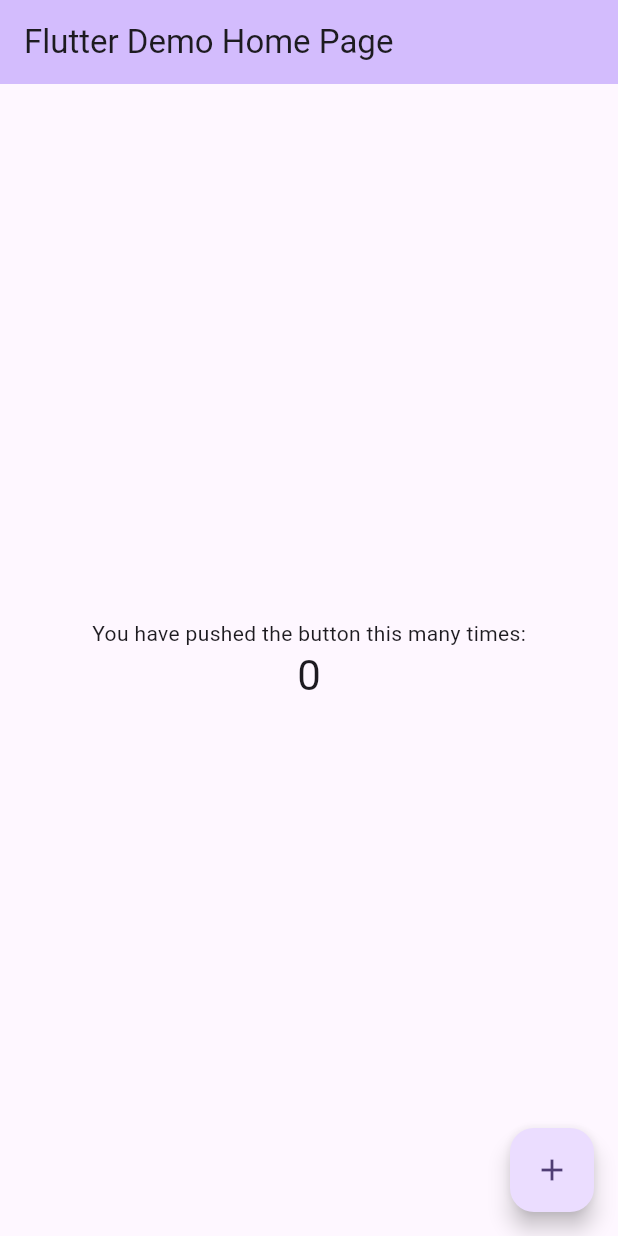
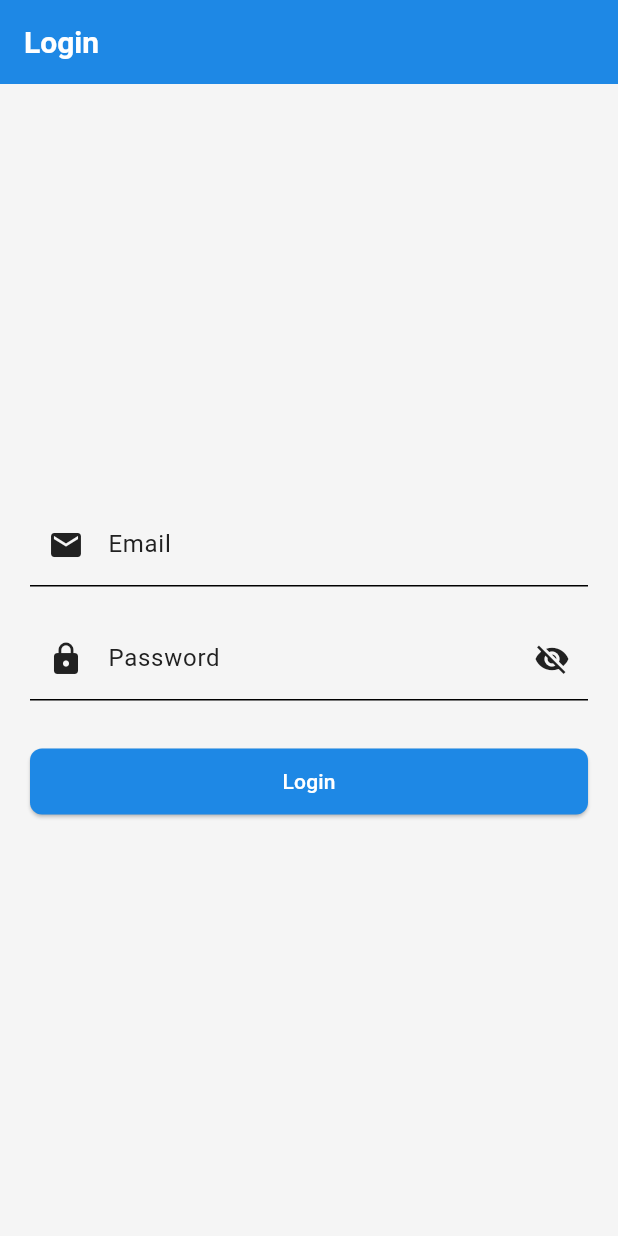
Before and after one commit to stibinottathai/Mobile-shop-management-system, a Flutter app: the screen it shows after launch, on a phone screen of 412 x 824 dp. Run offline on Flutter 3.47's test engine with Material 3 defaults, Android fonts, the phone set to English and light mode, and no system bars.

Commit message:
added sample login screen and implemented provider set up

```diff
--- a/lib/controllers/controllers.dart
+++ b/lib/controllers/controllers.dart
@@ -0,0 +1,21 @@
+import 'package:flutter/material.dart';
+
+class LoginNotifier extends ChangeNotifier {
+  bool _isLoading = false;
+
+  bool get isLoading => _isLoading;
+
+  Future<void> login(String email, String password) async {
+    _isLoading = true;
+    notifyListeners();
+
+    // Simulate API call
+    await Future.delayed(const Duration(seconds: 2));
+
+    _isLoading = false;
+    notifyListeners();
+
+    // You can add real authentication here
+    debugPrint('Logged in with $email / $password');
+  }
+}
--- /dev/null
+++ b/lib/core/colors.dart
@@ -0,0 +1,13 @@
+import 'dart:ui';
+
+import 'package:flutter/material.dart';
+
+class AppColors {
+  static const Color primary = Color(0xFF1E88E5); // Blue
+  static const Color secondary = Color(0xFF43A047); // Green
+  static const Color background = Color(0xFFF5F5F5); // Light Grey
+  static const Color surface = Colors.white;
+  static const Color error = Color(0xFFE53935); // Red
+  static const Color textPrimary = Color(0xFF212121); // Dark Text
+  static const Color textSecondary = Color(0xFF757575); // Grey Text
+}
--- /dev/null
+++ b/lib/core/provider_list.dart
@@ -0,0 +1,7 @@
+import 'package:mobile_shop_management_system/controllers/controllers.dart';
+import 'package:provider/provider.dart';
+import 'package:provider/single_child_widget.dart';
+
+final List<SingleChildWidget> appProviders = [
+  ChangeNotifierProvider(create: (_) => LoginNotifier()),
+];
--- /dev/null
+++ b/lib/core/theme.dart
@@ -0,0 +1,38 @@
+import 'package:flutter/material.dart';
+import 'colors.dart';
+
+class AppTheme {
+  static ThemeData lightTheme = ThemeData(
+    brightness: Brightness.light,
+    primaryColor: AppColors.primary,
+    scaffoldBackgroundColor: AppColors.background,
+    appBarTheme: AppBarTheme(
+      backgroundColor: AppColors.primary,
+      foregroundColor: Colors.white,
+      elevation: 0,
+    ),
+    colorScheme: ColorScheme.light(
+      primary: AppColors.primary,
+      secondary: AppColors.secondary,
+      surface: AppColors.surface,
+      error: AppColors.error,
+      onPrimary: Colors.white,
+      onSecondary: Colors.white,
+      onSurface: AppColors.textPrimary,
+      onError: Colors.white,
+    ),
+    textTheme: const TextTheme(
+      bodyLarge: TextStyle(color: AppColors.textPrimary, fontSize: 16),
+      bodyMedium: TextStyle(color: AppColors.textSecondary, fontSize: 14),
+      titleLarge: TextStyle(fontSize: 20, fontWeight: FontWeight.bold),
+    ),
+    elevatedButtonTheme: ElevatedButtonThemeData(
+      style: ElevatedButton.styleFrom(
+        backgroundColor: AppColors.primary,
+        foregroundColor: Colors.white,
+        padding: const EdgeInsets.symmetric(horizontal: 20, vertical: 12),
+        shape: RoundedRectangleBorder(borderRadius: BorderRadius.circular(8)),
+      ),
+    ),
+  );
+}
--- a/lib/main.dart
+++ b/lib/main.dart
@@ -1,7 +1,17 @@
 import 'package:flutter/material.dart';
+import 'package:mobile_shop_management_system/controllers/controllers.dart';
+import 'package:mobile_shop_management_system/core/provider_list.dart';
+import 'package:mobile_shop_management_system/core/theme.dart';
+import 'package:mobile_shop_management_system/screens/login_page.dart';
+import 'package:provider/provider.dart';
 
 void main() {
-  runApp(const MyApp());
+  runApp(
+    MultiProvider(
+      providers: appProviders,
+      child: const MyApp(),
+    ),
+  );
 }
 
 class MyApp extends StatelessWidget {
@@ -12,114 +22,8 @@ class MyApp extends StatelessWidget {
   Widget build(BuildContext context) {
     return MaterialApp(
       title: 'Flutter Demo',
-      theme: ThemeData(
-        // This is the theme of your application.
-        //
-        // TRY THIS: Try running your application with "flutter run". You'll see
-        // the application has a purple toolbar. Then, without quitting the app,
-        // try changing the seedColor in the colorScheme below to Colors.green
-        // and then invoke "hot reload" (save your changes or press the "hot
-        // reload" button in a Flutter-supported IDE, or press "r" if you used
-        // the command line to start the app).
-        //
-        // Notice that the counter didn't reset back to zero; the application
-        // state is not lost during the reload. To reset the state, use hot
-        // restart instead.
-        //
-        // This works for code too, not just values: Most code changes can be
-        // tested with just a hot reload.
-        colorScheme: ColorScheme.fromSeed(seedColor: Colors.deepPurple),
-        useMaterial3: true,
-      ),
-      home: const MyHomePage(title: 'Flutter Demo Home Page'),
+      theme: AppTheme.lightTheme,
+      home: const LoginPage(),
     );
   }
 }
-
-class MyHomePage extends StatefulWidget {
-  const MyHomePage({super.key, required this.title});
-
-  // This widget is the home page of your application. It is stateful, meaning
-  // that it has a State object (defined below) that contains fields that affect
-  // how it looks.
-
-  // This class is the configuration for the state. It holds the values (in this
-  // case the title) provided by the parent (in this case the App widget) and
-  // used by the build method of the State. Fields in a Widget subclass are
-  // always marked "final".
-
-  final String title;
-
-  @override
-  State<MyHomePage> createState() => _MyHomePageState();
-}
-
-class _MyHomePageState extends State<MyHomePage> {
-  int _counter = 0;
-
-  void _incrementCounter() {
-    setState(() {
-      // This call to setState tells the Flutter framework that something has
-      // changed in this State, which causes it to rerun the build method below
-      // so that the display can reflect the updated values. If we changed
-      // _counter without calling setState(), then the build method would not be
-      // called again, and so nothing would appear to happen.
-      _counter++;
-    });
-  }
-
-  @override
-  Widget build(BuildContext context) {
-    // This method is rerun every time setState is called, for instance as done
-    // by the _incrementCounter method above.
-    //
-    // The Flutter framework has been optimized to make rerunning build methods
-    // fast, so that you can just rebuild anything that needs updating rather
-    // than having to individually change instances of widgets.
-    return Scaffold(
-      appBar: AppBar(
-        // TRY THIS: Try changing the color here to a specific color (to
-        // Colors.amber, perhaps?) and trigger a hot reload to see the AppBar
-        // change color while the other colors stay the same.
-        backgroundColor: Theme.of(context).colorScheme.inversePrimary,
-        // Here we take the value from the MyHomePage object that was created by
-        // the App.build method, and use it to set our appbar title.
-        title: Text(widget.title),
-      ),
-      body: Center(
-        // Center is a layout widget. It takes a single child and positions it
-        // in the middle of the parent.
-        child: Column(
-          // Column is also a layout widget. It takes a list of children and
-          // arranges them vertically. By default, it sizes itself to fit its
-          // children horizontally, and tries to be as tall as its parent.
-          //
-          // Column has various properties to control how it sizes itself and
-          // how it positions its children. Here we use mainAxisAlignment to
-          // center the children vertically; the main axis here is the vertical
-          // axis because Columns are vertical (the cross axis would be
-          // horizontal).
-          //
-          // TRY THIS: Invoke "debug painting" (choose the "Toggle Debug Paint"
-          // action in the IDE, or press "p" in the console), to see the
-          // wireframe for each widget.
-          mainAxisAlignment: MainAxisAlignment.center,
-          children: <Widget>[
-            const Text(
-              'You have pushed the button this many times:',
-            ),
-            Text(
-              '$_counter',
-              style: Theme.of(context).textTheme.headlineMedium,
-            ),
-          ],
-        ),
-      ),
-      floatingActionButton: FloatingActionButton(
-        onPressed: _incrementCounter,
-        tooltip: 'Increment',
-        child: const Icon(Icons.add),
-      ), // This trailing comma makes auto-formatting nicer for build methods.
-    );
-  }
-}
--- a/lib/screens/login_page.dart
+++ b/lib/screens/login_page.dart
@@ -0,0 +1,94 @@
+import 'package:flutter/material.dart';
+
+import 'package:flutter/material.dart';
+import 'package:mobile_shop_management_system/controllers/controllers.dart';
+import 'package:provider/provider.dart';
+
+class LoginPage extends StatefulWidget {
+  const LoginPage({super.key});
+  @override
+  State<LoginPage> createState() => _LoginPageState();
+}
+
+class _LoginPageState extends State<LoginPage> {
+  final _formKey = GlobalKey<FormState>();
+  final _emailController = TextEditingController();
+  final _passwordController = TextEditingController();
+  bool _obscurePassword = true;
+
+  void _login(BuildContext context) {
+    if (_formKey.currentState!.validate()) {
+      final provider = Provider.of<LoginNotifier>(context, listen: false);
+      provider.login(
+        _emailController.text.trim(),
+        _passwordController.text.trim(),
+      );
+    }
+  }
+
+  @override
+  Widget build(BuildContext context) {
+    final isLoading = context.watch<LoginNotifier>().isLoading;
+
+    return Scaffold(
+      appBar: AppBar(title: const Text('Login')),
+      body: Padding(
+        padding: const EdgeInsets.all(20.0),
+        child: Center(
+          child: Form(
+            key: _formKey,
+            child: Column(
+              mainAxisSize: MainAxisSize.min,
+              children: [
+                TextFormField(
+                  controller: _emailController,
+                  decoration: const InputDecoration(
+                    labelText: 'Email',
+                    prefixIcon: Icon(Icons.email),
+                  ),
+                  validator: (value) => (value == null || !value.contains('@'))
+                      ? 'Enter a valid email'
+                      : null,
+                ),
+                const SizedBox(height: 20),
+                TextFormField(
+                  controller: _passwordController,
+                  obscureText: _obscurePassword,
+                  decoration: InputDecoration(
+                    labelText: 'Password',
+                    prefixIcon: const Icon(Icons.lock),
+                    suffixIcon: IconButton(
+                      icon: Icon(_obscurePassword
+                          ? Icons.visibility_off
+                          : Icons.visibility),
+                      onPressed: () {
+                        setState(() {
+                          _obscurePassword = !_obscurePassword;
+                        });
+                      },
+                    ),
+                  ),
+                  validator: (value) => (value == null || value.length < 6)
+                      ? 'Password must be at least 6 characters'
+                      : null,
+                ),
+                const SizedBox(height: 30),
+                SizedBox(
+                  width: double.infinity,
+                  child: ElevatedButton(
+                    onPressed: isLoading ? null : () => _login(context),
+                    child: isLoading
+                        ? const CircularProgressIndicator(
+                            color: Colors.white,
+                          )
+                        : const Text('Login'),
+                  ),
+                ),
+              ],
+            ),
+          ),
+        ),
+      ),
+    );
+  }
+}
--- a/pubspec.yaml
+++ b/pubspec.yaml
@@ -34,6 +34,8 @@ dependencies:
   # The following adds the Cupertino Icons font to your application.
   # Use with the CupertinoIcons class for iOS style icons.
   cupertino_icons: ^1.0.8
+  provider: ^6.1.4
+  google_fonts: ^6.2.1
 
 dev_dependencies:
   flutter_test:
```
Also changed, not shown: lib/global_widgets/loading_widget.dart (added), pubspec.lock, 7 other files.
